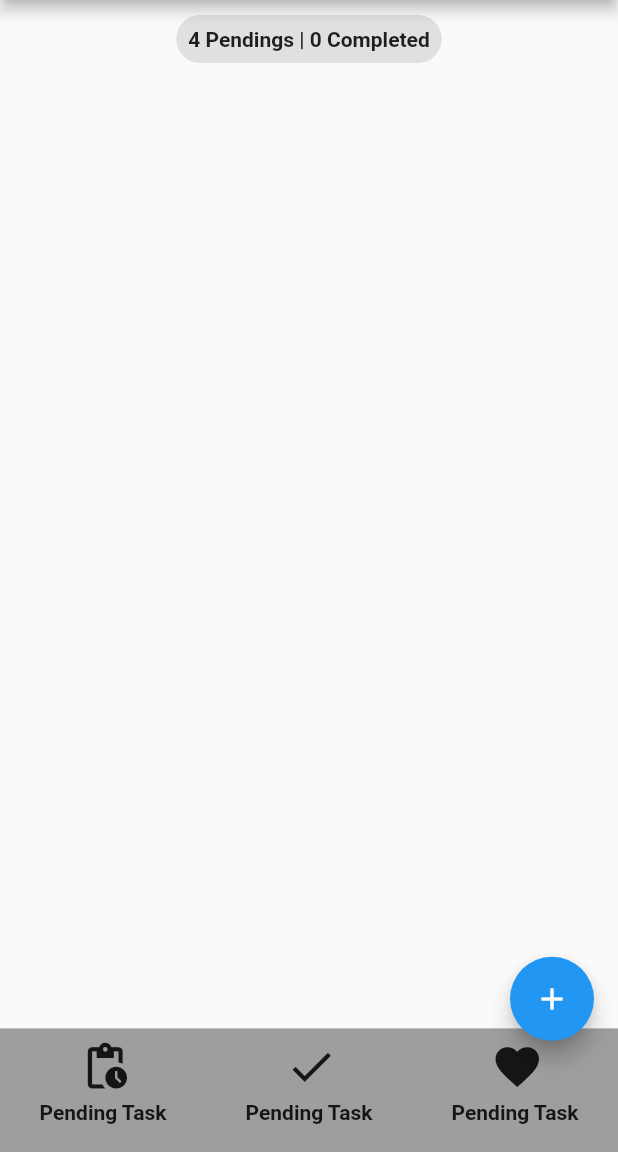
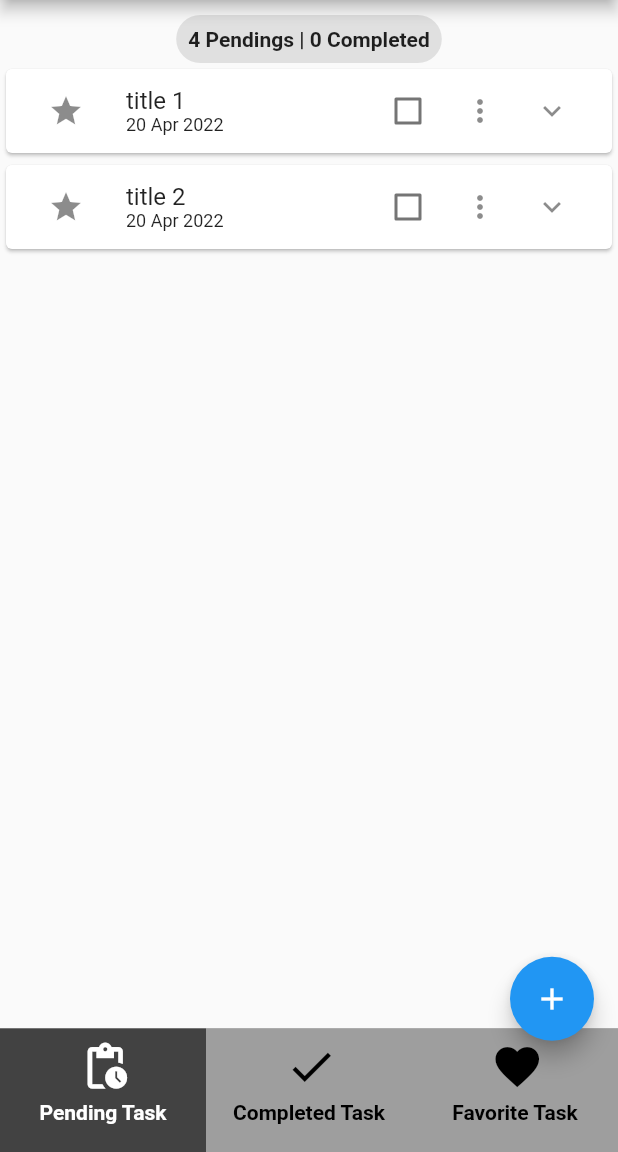
Before and after one commit to jilanfawwaz/todoap_bloc, a Flutter app: the screen it shows after launch, on a phone screen of 412 x 824 dp, the part 84-1236 px from its top. Run offline on Flutter 3.47's test engine with Material 2 defaults, Android fonts, the phone set to English and light mode, and no system bars; our stand-ins replace bloc, equatable, flutter_bloc, hydrated_bloc.

Commit message:
bloc dasar add,edit,delete. dan bottomnavbar

```diff
--- a/lib/bloc/bloc_observer.dart
+++ b/lib/bloc/bloc_observer.dart
@@ -1,5 +1,6 @@
 import 'package:flutter_bloc/flutter_bloc.dart';
 
+//! observer cuma untuk memeriksa perubahan state
 class MyBlocObserver extends BlocObserver {
   @override
   void onEvent(Bloc bloc, Object? event) {
--- /dev/null
+++ b/lib/bloc/bottompage/bottompage_bloc.dart
@@ -0,0 +1,13 @@
+import 'package:bloc/bloc.dart';
+import 'package:equatable/equatable.dart';
+
+part 'bottompage_event.dart';
+
+class BottomPageBloc extends Bloc<BottomPageEvent, int> {
+  BottomPageBloc() : super(1) {
+    on<ChangePage>((event, emit) {
+      // TODO: implement event handler
+      emit(event.page);
+    });
+  }
+}
--- /dev/null
+++ b/lib/bloc/bottompage/bottompage_event.dart
@@ -0,0 +1,13 @@
+part of 'bottompage_bloc.dart';
+
+abstract class BottomPageEvent extends Equatable {
+  const BottomPageEvent();
+
+  @override
+  List<Object> get props => [];
+}
+
+class ChangePage extends BottomPageEvent {
+  final int page;
+  ChangePage({required this.page});
+}
--- a/lib/bloc/task/task_event.dart
+++ b/lib/bloc/task/task_event.dart
@@ -1,11 +1,16 @@
 part of 'task_bloc.dart';
 
 //! tambahkan equatable
-abstract class TaskEvent extends Equatable {}
+abstract class TaskEvent extends Equatable {
+  @override
+  // TODO: implement props
+  List<Object?> get props => [];
+}
 
 //! masing masing di event, tambahkan equatable untuk menyimpan variabel task
 //! task dari masing2 perubahan ditaroh sementara di TaskEvent ini sebelum akhirnya akan diemit
 class AddTask extends TaskEvent {
+  //! Task ini untuk menyimpan sementara object task dari halaman homepage, terus nanti diambil datanya di bloc
   final Task task;
   AddTask({required this.task});
 
@@ -21,7 +26,6 @@ class UpdateTask extends TaskEvent {
   List<Object?> get props => [task];
 }
 
-
 class DeleteTask extends TaskEvent {
   final Task task;
   DeleteTask({required this.task});
--- a/lib/bloc/task/task_state.dart
+++ b/lib/bloc/task/task_state.dart
@@ -1,9 +1,10 @@
 part of 'task_bloc.dart';
 
+//! state paling umum adalah initial, loading, loaded, dan error
 
 //! seluruh list Task yang nanti akan mengalami perubahan akan disimpan di TaskState ini
 //! abstract dihapus biar bisa di instansiasi saat emit di file bloc
- class TaskState extends Equatable {
+class TaskState extends Equatable {
   final List<Task> allTask;
 
   const TaskState({
@@ -16,5 +17,7 @@ part of 'task_bloc.dart';
 
 //! state pertama (initial) isinya list kosong yang di pass langsung ke parent menggunakan super
 class TaskInitial extends TaskState {
-  const TaskInitial({super.allTask = const []});
+  const TaskInitial({
+    super.allTask = const [],
+  });
 }
--- a/lib/main.dart
+++ b/lib/main.dart
@@ -1,10 +1,25 @@
 import 'package:flutter/material.dart';
+import 'package:hydrated_bloc/hydrated_bloc.dart';
+import 'package:path_provider/path_provider.dart';
 import 'package:todoapp_bloc/bloc/bloc_export.dart';
+import 'package:todoapp_bloc/bloc/bottompage/bottompage_bloc.dart';
+import 'package:todoapp_bloc/model/task.dart';
 import 'package:todoapp_bloc/pages/homepages.dart';
 
-void main() {
+//! Hydrated_bloc 2 : tambahkan async dan Future, karena nanti kita mau menggunakan await
+Future<void> main() async {
   //! tambahkan bloc oberver supaya bisa melihat perubahan yang terjadi pada bloc state
   Bloc.observer = MyBlocObserver();
+
+//! Hydrated_bloc 1 : panggil widgetsflutterbinding buat berkomunikasi dengan native
+  WidgetsFlutterBinding.ensureInitialized();
+
+  //! Hydrated_bloc 3 : bikin variabel untuk storage dari hydratedbloc
+  final storage = await HydratedStorage.build(
+    //! Hydrated_bloc 4 : alamat storage menggunakan method dari package path_provider
+    storageDirectory: await getApplicationDocumentsDirectory(),
+  );
+
 
 
   runApp(const MyApp());
@@ -18,7 +33,24 @@ class MyApp extends StatelessWidget {
     return MultiBlocProvider(
         providers: [
           BlocProvider(
-            create: (context) => TaskBloc(),
+            create: (context) => TaskBloc()
+              ..add(
+                AddTask(
+                  task: Task(
+                    title: 'title 1',
+                  ),
+                ),
+              )
+              ..add(
+                AddTask(
+                  task: Task(
+                    title: 'title 2',
+                  ),
+                ),
+              ),
+          ),
+          BlocProvider(
+            create: (context) => BottomPageBloc(),
           ),
         ],
         child: MaterialApp(
--- a/lib/model/task.dart
+++ b/lib/model/task.dart
@@ -35,4 +35,18 @@ class Task extends Equatable {
         isDone,
         isSelected,
       ];
+
+  //! generate copyWith, perlu karena equatable akan mereturn true dua object saat emit, sehingga ketika emit layar tidak direfresh dengan ini maka bisa mengatasi itu
+  //! membuat task baru dengan mengcopy task yang sudah ada
+  Task copyWith({
+    String? title,
+    bool? isDone,
+    bool? isSelected,
+  }) {
+    return Task(
+      title: title ?? this.title,
+      isDone: isDone ?? this.isDone,
+      isSelected: isSelected ?? this.isSelected,
+    );
+  }
 }
--- a/lib/pages/homepages.dart
+++ b/lib/pages/homepages.dart
@@ -1,6 +1,9 @@
 import 'package:flutter/material.dart';
 import 'package:todoapp_bloc/bloc/bloc_export.dart';
+import 'package:todoapp_bloc/bloc/bottompage/bottompage_bloc.dart';
 import 'package:todoapp_bloc/model/task.dart';
+import 'package:todoapp_bloc/pages/completedpages.dart';
+import 'package:todoapp_bloc/pages/favoritepages.dart';
 import 'package:todoapp_bloc/pages/pendingpages.dart';
 
 class HomePages extends StatelessWidget {
@@ -41,6 +44,7 @@ class HomePages extends StatelessWidget {
               children: [
                 Text('data 1'),
                 TextField(
+                  autofocus: true,
                   autocorrect: false,
                   enableSuggestions: false,
                   // maxLines: 1,
@@ -83,9 +87,38 @@ class HomePages extends StatelessWidget {
 
   @override
   Widget build(BuildContext context) {
+    Widget contentPage(int index) {
+      switch (index) {
+        case 1:
+          return PendingPages();
+        case 2:
+          return CompletedPages();
+        case 3:
+          return FavoritePages();
+        default:
+          return PendingPages();
+      }
+    }
+
+    Color navBarColor(int index, int state) {
+      if (index == state) {
+        return Colors.white;
+      }
+      return Colors.black;
+    }
+
+    Color navBarColorBackground(int index, int state) {
+      if (index == state) {
+        return Colors.grey.shade800;
+      }
+      return Colors.grey;
+    }
+
     final w = MediaQuery.of(context).size.width;
     final h = MediaQuery.of(context).size.height;
+    final bloc = context.read<BottomPageBloc>();
     return Scaffold(
+      // bottomNavigationBar: BottomNavigationBar,
       //! resizeToAvoidBottomInset supaya layout ga keresize pass keyboard muncul
       resizeToAvoidBottomInset: false,
       drawer: const Drawer(),
@@ -95,7 +128,9 @@ class HomePages extends StatelessWidget {
         ),
         actions: [
           IconButton(
-            onPressed: () {},
+            onPressed: () {
+              _addText(context);
+            },
             icon: Icon(Icons.add),
           ),
         ],
@@ -117,10 +152,10 @@ class HomePages extends StatelessWidget {
       body: Stack(
         children: [
           Center(
-            child: Column(
-              children: [
-                PendingPages(),
-              ],
+            child: BlocBuilder<BottomPageBloc, int>(
+              builder: (context, state) {
+                return contentPage(state);
+              },
             ),
           ),
           /*DraggableScrollableSheet(
@@ -167,64 +202,105 @@ class HomePages extends StatelessWidget {
               );
             },
           ),*/
-          Align(
+          BlocBuilder<BottomPageBloc, int>(
+            builder: (context, state) {
+              return Align(
                 alignment: Alignment.bottomCenter,
                 child: Container(
+                  alignment: Alignment.center,
                   height: h * 0.1,
                   width: w,
                   color: Colors.grey,
                   child: Row(
-                mainAxisAlignment: MainAxisAlignment.spaceAround,
+                    mainAxisAlignment: MainAxisAlignment.spaceBetween,
                     children: [
-                  Column(
+                      Container(
+                        color: navBarColorBackground(1, state),
+                        width: w / 3,
+                        child: Column(
                           children: [
                             IconButton(
-                        onPressed: () {},
-                        icon: const Icon(
+                              onPressed: () {
+                                bloc.add(
+                                  ChangePage(page: 1),
+                                );
+                              },
+                              icon: Icon(
                                 Icons.pending_actions,
                                 size: 35,
+                                color: navBarColor(1, state),
                               ),
                             ),
-                      const Text(
+                            Text(
                               'Pending Task',
-                        style: TextStyle(fontWeight: FontWeight.bold),
+                              style: TextStyle(
+                                fontWeight: FontWeight.bold,
+                                color: navBarColor(1, state),
                               ),
-                    ],
-                  ),
-                  Column(
-                    children: [
-                      IconButton(
-                        onPressed: () {},
-                        icon: const Icon(
-                          Icons.check,
-                          size: 35,
-                        ),
-                      ),
-                      const Text(
-                        'Pending Task',
-                        style: TextStyle(fontWeight: FontWeight.bold),
-                      ),
-                    ],
-                  ),
-                  Column(
-                    children: [
-                      IconButton(
-                        onPressed: () {},
-                        icon: const Icon(
-                          Icons.favorite,
-                          size: 35,
-                        ),
-                      ),
-                      const Text(
-                        'Pending Task',
-                        style: TextStyle(fontWeight: FontWeight.bold),
-                      ),
-                    ],
                             ),
                           ],
                         ),
                       ),
+                      Container(
+                        color: navBarColorBackground(2, state),
+                        width: w / 3,
+                        child: Column(
+                          children: [
+                            IconButton(
+                              onPressed: () {
+                                bloc.add(
+                                  ChangePage(page: 2),
+                                );
+                              },
+                              icon: Icon(
+                                Icons.check,
+                                size: 35,
+                                color: navBarColor(2, state),
                               ),
+                            ),
+                            Text(
+                              'Completed Task',
+                              style: TextStyle(
+                                fontWeight: FontWeight.bold,
+                                color: navBarColor(2, state),
+                              ),
+                            ),
+                          ],
+                        ),
+                      ),
+                      Container(
+                        color: navBarColorBackground(3, state),
+                        width: w / 3,
+                        child: Column(
+                          children: [
+                            IconButton(
+                              onPressed: () {
+                                bloc.add(
+                                  ChangePage(page: 3),
+                                );
+                              },
+                              icon: Icon(
+                                Icons.favorite,
+                                size: 35,
+                                color: navBarColor(3, state),
+                              ),
+                            ),
+                            Text(
+                              'Favorite Task',
+                              style: TextStyle(
+                                fontWeight: FontWeight.bold,
+                                color: navBarColor(3, state),
+                              ),
+                            ),
+                          ],
+                        ),
+                      ),
+                    ],
+                  ),
+                ),
+              );
+            },
+          )
         ],
       ),
     );
--- a/lib/pages/pendingpages.dart
+++ b/lib/pages/pendingpages.dart
@@ -14,6 +14,7 @@ class PendingPages extends StatelessWidget {
     // _listTask = bloc.state.allTask;
     final w = MediaQuery.of(context).size.width;
     final h = MediaQuery.of(context).size.height;
+    print('masukkk');
     return Column(
       children: [
         const SizedBox(
@@ -33,6 +34,7 @@ class PendingPages extends StatelessWidget {
           ),
         ),
         BlocBuilder<TaskBloc, TaskState>(
+
           builder: (context, state) {
             return ListView.builder(
               shrinkWrap: true,
--- a/pubspec.yaml
+++ b/pubspec.yaml
@@ -30,10 +30,12 @@ environment:
 # versions available, run `flutter pub outdated`.
 dependencies:
   cupertino_icons: ^1.0.2
-  equatable: ^2.0.5
+  equatable: ^2.0.3
   flutter:
     sdk: flutter
   flutter_bloc: ^8.1.1
+  hydrated_bloc: ^9.0.0
+  path_provider: ^2.0.11
 
 dev_dependencies:
 
```
Also changed, not shown: lib/bloc/task/task_bloc.dart (+45 -3 lines), lib/pages/completedpages.dart (added, +18 -0 lines), lib/pages/favoritepages.dart (added, +12 -0 lines), lib/pages/listtile.dart (+13 -4 lines), pubspec.lock, 7 other files. Lines whose indentation alone changed are shown as unchanged.
